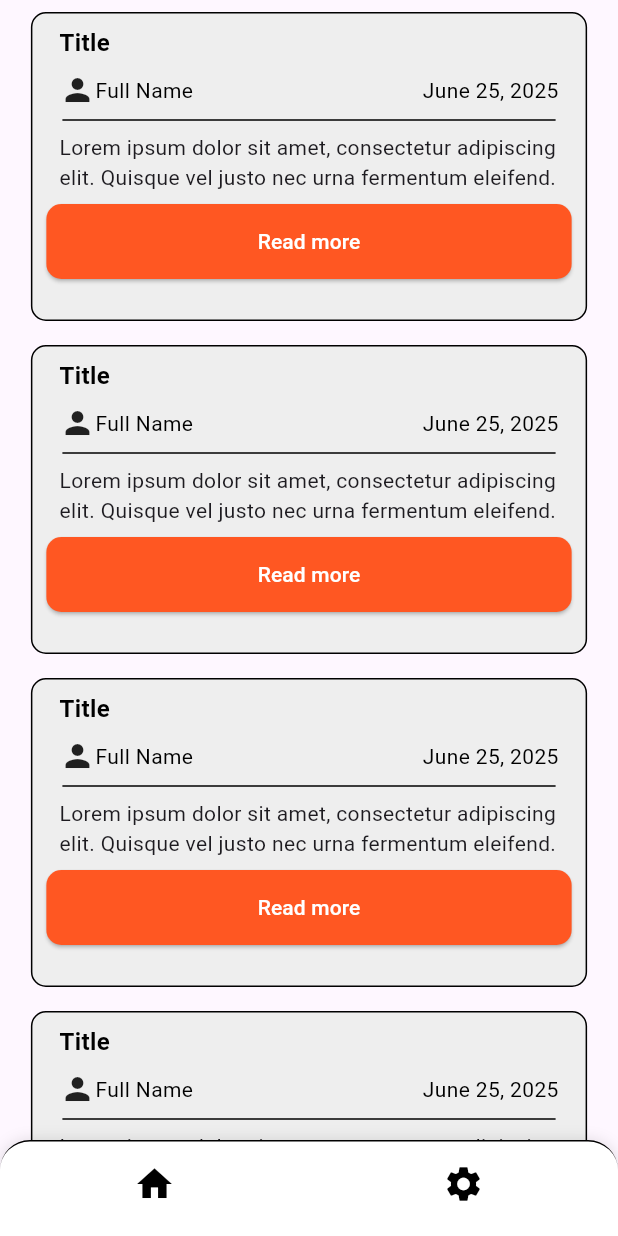
After one commit to muhammadXainAhmad/blog_app_firebase_flutter, a Flutter app: the HomePage screen opened by its route, on a phone screen of 412 x 824 dp. The commit adds this screen. Run offline on Flutter 3.47's test engine with Material 3 defaults, Android fonts, the phone set to English and light mode, and no system bars.

Commit message:
homePage + btmNavBar + bottomRenderError

```diff
--- /dev/null
+++ b/lib/Views/home.dart
@@ -0,0 +1,128 @@
+import 'package:blog_app_firebase/Utils/constants.dart';
+import 'package:blog_app_firebase/Views/nav_bar.dart';
+import 'package:flutter/material.dart';
+
+class HomePage extends StatefulWidget {
+  const HomePage({super.key});
+
+  @override
+  State<HomePage> createState() => _HomePageState();
+}
+
+class _HomePageState extends State<HomePage> {
+  @override
+  Widget build(BuildContext context) {
+    final screenW = MediaQuery.sizeOf(context).width;
+    final screenH = MediaQuery.sizeOf(context).height;
+    return Scaffold(
+      bottomNavigationBar: HomeNavBar(),
+      body: Center(
+        child: Column(
+          children: [
+            Expanded(
+              child: ListView.builder(
+                itemCount: 5,
+                itemBuilder: (context, index) {
+                  return Align(
+                    alignment: Alignment.center,
+                    child: Padding(
+                      padding: const EdgeInsets.only(top: 8, bottom: 8),
+                      child: Container(
+                        width: screenW * 0.9,
+                        height: screenH * 0.25,
+                        decoration: BoxDecoration(
+                          color: bgClr,
+                          borderRadius: BorderRadius.circular(10),
+                          border: Border.all(color: blackClr),
+                        ),
+                        child: Column(
+                          children: [
+                            Align(
+                              alignment: Alignment.centerLeft,
+                              child: Padding(
+                                padding: const EdgeInsets.only(
+                                  left: 18,
+                                  right: 18,
+                                  top: 8,
+                                  bottom: 8,
+                                ),
+                                child: Text(
+                                  "Title",
+                                  style: TextStyle(
+                                    color: blackClr,
+                                    fontSize: 16,
+                                    fontWeight: FontWeight.bold,
+                                  ),
+                                ),
+                              ),
+                            ),
+                            Padding(
+                              padding: const EdgeInsets.only(
+                                left: 18,
+                                right: 18,
+                              ),
+                              child: Row(
+                                mainAxisAlignment:
+                                    MainAxisAlignment.spaceBetween,
+                                children: [
+                                  Row(
+                                    children: [
+                                      Icon(Icons.person),
+                                      Text(
+                                        "Full Name",
+                                        style: TextStyle(
+                                          color: blackClr,
+                                          fontSize: 14,
+                                        ),
+                                      ),
+                                    ],
+                                  ),
+                                  Text(
+                                    "June 25, 2025",
+                                    style: TextStyle(
+                                      color: blackClr,
+                                      fontSize: 14,
+                                    ),
+                                  ),
+                                ],
+                              ),
+                            ),
+                            Divider(color: blackClr, indent: 20, endIndent: 20),
+                            Padding(
+                              padding: const EdgeInsets.only(
+                                left: 18,
+                                right: 18,
+                                bottom: 8,
+                              ),
+                              child: Text(
+                                "Lorem ipsum dolor sit amet, consectetur adipiscing elit. Quisque vel justo nec urna fermentum eleifend.",
+                              ),
+                            ),
+                            ElevatedButton(
+                              style: ElevatedButton.styleFrom(
+                                backgroundColor: primaryClr,
+                                minimumSize: Size(screenW * 0.85, 50),
+                                shape: RoundedRectangleBorder(
+                                  borderRadius: BorderRadius.circular(10),
+                                ),
+                              ),
+                              onPressed: () {},
+                              child: Text(
+                                "Read more",
+                                style: TextStyle(color: whiteClr, fontSize: 14),
+                              ),
+                            ),
+                          ],
+                        ),
+                      ),
+                    ),
+                  );
+                },
+              ),
+            ),
+          ],
+        ),
+      ),
+    );
+  }
+}
--- a/lib/Views/landing.dart
+++ b/lib/Views/landing.dart
@@ -1,8 +1,8 @@
 import 'package:blog_app_firebase/Utils/constants.dart';
 import 'package:flutter/material.dart';
 
-class MyRegisterPage extends StatelessWidget {
-  const MyRegisterPage({super.key});
+class LandingPage extends StatelessWidget {
+  const LandingPage({super.key});
 
   @override
   Widget build(BuildContext context) {
--- a/lib/Views/login.dart
+++ b/lib/Views/login.dart
@@ -1,8 +1,8 @@
 import 'package:blog_app_firebase/Utils/constants.dart';
 import 'package:flutter/material.dart';
 
-class MyLoginPage extends StatelessWidget {
-  const MyLoginPage({super.key});
+class LoginPage extends StatelessWidget {
+  const LoginPage({super.key});
 
   @override
   Widget build(BuildContext context) {
@@ -17,7 +17,8 @@ class MyLoginPage extends StatelessWidget {
           backgroundColor: bgClr,
           iconTheme: IconThemeData(color: blackClr, size: 28),
         ),
-        body: Center(
+        body: SingleChildScrollView(
+          child: Center(
             child: Column(
               children: [
                 SizedBox(height: screenH * 0.05),
@@ -91,7 +92,7 @@ class MyLoginPage extends StatelessWidget {
                         borderRadius: BorderRadius.circular(10),
                       ),
                     ),
-                  onPressed: () {},
+                    onPressed: () {Navigator.of(context).pushNamed("home");},
                     child: Text(
                       "LOGIN",
                       style: TextStyle(color: whiteClr, fontSize: 16),
@@ -179,6 +180,7 @@ class MyLoginPage extends StatelessWidget {
             ),
           ),
         ),
+      ),
     );
   }
 }
--- /dev/null
+++ b/lib/Views/nav_bar.dart
@@ -0,0 +1,38 @@
+import 'package:blog_app_firebase/Utils/constants.dart';
+import 'package:flutter/material.dart';
+
+class HomeNavBar extends StatelessWidget {
+  const HomeNavBar({super.key});
+
+  @override
+  Widget build(BuildContext context) {
+    return Container(
+      decoration: BoxDecoration(
+        color: whiteClr,
+        border: Border(top: BorderSide(color: blackClr)),
+        borderRadius: BorderRadius.only(
+          topLeft: Radius.circular(20),
+          topRight: Radius.circular(20),
+        ),
+        boxShadow: [BoxShadow(color: Colors.black12, blurRadius: 8)],
+      ),
+      child: BottomNavigationBar(
+        backgroundColor: Colors.transparent,
+        elevation: 0,
+        iconSize: 28,
+        showSelectedLabels: false,
+        showUnselectedLabels: false,
+        items: [
+          BottomNavigationBarItem(
+            icon: Icon(Icons.home, color: blackClr),
+            label: "",
+          ),
+          BottomNavigationBarItem(
+            icon: Icon(Icons.settings, color: blackClr),
+            label: "",
+          ),
+        ],
+      ),
+    );
+  }
+}
--- a/lib/Views/signup.dart
+++ b/lib/Views/signup.dart
@@ -1,8 +1,8 @@
 import 'package:blog_app_firebase/Utils/constants.dart';
 import 'package:flutter/material.dart';
 
-class MySignUpPage extends StatelessWidget {
-  const MySignUpPage({super.key});
+class SignUpPage extends StatelessWidget {
+  const SignUpPage({super.key});
 
   @override
   Widget build(BuildContext context) {
@@ -17,7 +17,8 @@ class MySignUpPage extends StatelessWidget {
           backgroundColor: bgClr,
           iconTheme: IconThemeData(color: blackClr, size: 28),
         ),
-        body: Center(
+        body: SingleChildScrollView(
+          child: Center(
             child: Column(
               children: [
                 SizedBox(height: screenH * 0.05),
@@ -120,6 +121,7 @@ class MySignUpPage extends StatelessWidget {
             ),
           ),
         ),
+      ),
     );
   }
 }
--- a/lib/main.dart
+++ b/lib/main.dart
@@ -1,3 +1,4 @@
+import 'package:blog_app_firebase/Views/home.dart';
 import 'package:blog_app_firebase/Views/landing.dart';
 import 'package:blog_app_firebase/Views/login.dart';
 import 'package:blog_app_firebase/Views/signup.dart';
@@ -18,10 +19,11 @@ class MyApp extends StatelessWidget {
         colorScheme: ColorScheme.fromSeed(seedColor: Colors.deepPurple),
       ),
       routes: {
-        "login": (context) => const MyLoginPage(),
-        "signup": (context) => const MySignUpPage(),
+        "login": (context) => const LoginPage(),
+        "signup": (context) => const SignUpPage(),
+        "home": (context) => const HomePage(),
       },
-      home: MyRegisterPage(),
+      home: LandingPage(),
     );
   }
 }
```
Lines whose indentation alone changed are shown as unchanged.
